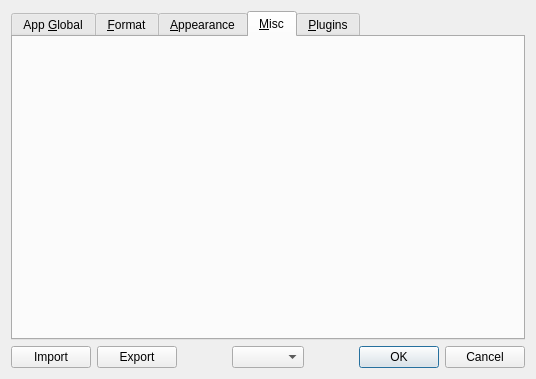
Before: the Qt Designer form app/gui/settings_dialog.ui in Kolcha/DigitalClock5, drawn with Qt 5.
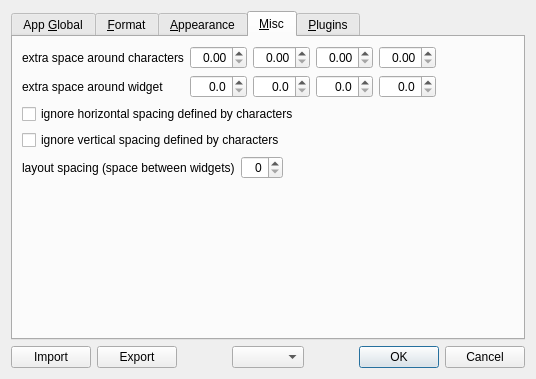
After: the same form once the commit is applied. The open tabs and pages were chosen to show the change. Icons and pictures are not drawn.

What changed in the file:
```diff
--- a/app/gui/settings_dialog.ui
+++ b/app/gui/settings_dialog.ui
@@ -994,6 +994,242 @@
       <attribute name="title">
        <string>&amp;Misc</string>
       </attribute>
+      <layout class="QGridLayout" name="misc_layout">
+       <item row="0" column="0">
+        <widget class="QLabel" name="margins_char_lbl">
+         <property name="text">
+          <string>extra space around characters</string>
+         </property>
+        </widget>
+       </item>
+       <item row="0" column="1">
+        <widget class="QDoubleSpinBox" name="m_char_l">
+         <property name="toolTip">
+          <string>left</string>
+         </property>
+         <property name="alignment">
+          <set>Qt::AlignmentFlag::AlignRight|Qt::AlignmentFlag::AlignTrailing|Qt::AlignmentFlag::AlignVCenter</set>
+         </property>
+         <property name="maximum">
+          <double>32.000000000000000</double>
+         </property>
+         <property name="singleStep">
+          <double>0.050000000000000</double>
+         </property>
+        </widget>
+       </item>
+       <item row="0" column="2">
+        <widget class="QDoubleSpinBox" name="m_char_t">
+         <property name="toolTip">
+          <string>top</string>
+         </property>
+         <property name="alignment">
+          <set>Qt::AlignmentFlag::AlignRight|Qt::AlignmentFlag::AlignTrailing|Qt::AlignmentFlag::AlignVCenter</set>
+         </property>
+         <property name="maximum">
+          <double>32.000000000000000</double>
+         </property>
+         <property name="singleStep">
+          <double>0.050000000000000</double>
+         </property>
+        </widget>
+       </item>
+       <item row="0" column="3">
+        <widget class="QDoubleSpinBox" name="m_char_r">
+         <property name="toolTip">
+          <string>right</string>
+         </property>
+         <property name="alignment">
+          <set>Qt::AlignmentFlag::AlignRight|Qt::AlignmentFlag::AlignTrailing|Qt::AlignmentFlag::AlignVCenter</set>
+         </property>
+         <property name="maximum">
+          <double>32.000000000000000</double>
+         </property>
+         <property name="singleStep">
+          <double>0.050000000000000</double>
+         </property>
+        </widget>
+       </item>
+       <item row="0" column="4">
+        <widget class="QDoubleSpinBox" name="m_char_b">
+         <property name="toolTip">
+          <string>bottom</string>
+         </property>
+         <property name="alignment">
+          <set>Qt::AlignmentFlag::AlignRight|Qt::AlignmentFlag::AlignTrailing|Qt::AlignmentFlag::AlignVCenter</set>
+         </property>
+         <property name="maximum">
+          <double>32.000000000000000</double>
+         </property>
+         <property name="singleStep">
+          <double>0.050000000000000</double>
+         </property>
+        </widget>
+       </item>
+       <item row="0" column="5">
+        <spacer name="horizontalSpacer_7">
+         <property name="orientation">
+          <enum>Qt::Orientation::Horizontal</enum>
+         </property>
+         <property name="sizeHint" stdset="0">
+          <size>
+           <width>66</width>
+           <height>20</height>
+          </size>
+         </property>
+        </spacer>
+       </item>
+       <item row="1" column="0">
+        <widget class="QLabel" name="margins_text_lbl">
+         <property name="text">
+          <string>extra space around widget</string>
+         </property>
+        </widget>
+       </item>
+       <item row="1" column="1">
+        <widget class="QDoubleSpinBox" name="m_text_l">
+         <property name="toolTip">
+          <string>left</string>
+         </property>
+         <property name="alignment">
+          <set>Qt::AlignmentFlag::AlignRight|Qt::AlignmentFlag::AlignTrailing|Qt::AlignmentFlag::AlignVCenter</set>
+         </property>
+         <property name="decimals">
+          <number>1</number>
+         </property>
+         <property name="maximum">
+          <double>128.000000000000000</double>
+         </property>
+         <property name="singleStep">
+          <double>0.100000000000000</double>
+         </property>
+        </widget>
+       </item>
+       <item row="1" column="2">
+        <widget class="QDoubleSpinBox" name="m_text_t">
+         <property name="toolTip">
+          <string>top</string>
+         </property>
+         <property name="alignment">
+          <set>Qt::AlignmentFlag::AlignRight|Qt::AlignmentFlag::AlignTrailing|Qt::AlignmentFlag::AlignVCenter</set>
+         </property>
+         <property name="decimals">
+          <number>1</number>
+         </property>
+         <property name="maximum">
+          <double>128.000000000000000</double>
+         </property>
+         <property name="singleStep">
+          <double>0.100000000000000</double>
+         </property>
+        </widget>
+       </item>
+       <item row="1" column="3">
+        <widget class="QDoubleSpinBox" name="m_text_r">
+         <property name="toolTip">
+          <string>right</string>
+         </property>
+         <property name="alignment">
+          <set>Qt::AlignmentFlag::AlignRight|Qt::AlignmentFlag::AlignTrailing|Qt::AlignmentFlag::AlignVCenter</set>
+         </property>
+         <property name="decimals">
+          <number>1</number>
+         </property>
+         <property name="maximum">
+          <double>128.000000000000000</double>
+         </property>
+         <property name="singleStep">
+          <double>0.100000000000000</double>
+         </property>
+        </widget>
+       </item>
+       <item row="1" column="4">
+        <widget class="QDoubleSpinBox" name="m_text_b">
+         <property name="toolTip">
+          <string>bottom</string>
+         </property>
+         <property name="alignment">
+          <set>Qt::AlignmentFlag::AlignRight|Qt::AlignmentFlag::AlignTrailing|Qt::AlignmentFlag::AlignVCenter</set>
+         </property>
+         <property name="decimals">
+          <number>1</number>
+         </property>
+         <property name="maximum">
+          <double>128.000000000000000</double>
+         </property>
+         <property name="singleStep">
+          <double>0.100000000000000</double>
+         </property>
+        </widget>
+       </item>
+       <item row="2" column="0" colspan="5">
+        <widget class="QCheckBox" name="ignore_ax">
+         <property name="text">
+          <string>ignore horizontal spacing defined by characters</string>
+         </property>
+        </widget>
+       </item>
+       <item row="3" column="0" colspan="5">
+        <widget class="QCheckBox" name="ignore_ay">
+         <property name="text">
+          <string>ignore vertical spacing defined by characters</string>
+         </property>
+        </widget>
+       </item>
+       <item row="4" column="0" colspan="5">
+        <layout class="QHBoxLayout" name="layout_spacing_layout">
+         <item>
+          <widget class="QLabel" name="layout_spacing_lbl">
+           <property name="text">
+            <string>layout spacing (space between widgets)</string>
+           </property>
+          </widget>
+         </item>
+         <item>
+          <widget class="QSpinBox" name="layout_spacing_edit">
+           <property name="minimumSize">
+            <size>
+             <width>42</width>
+             <height>0</height>
+            </size>
+           </property>
+           <property name="alignment">
+            <set>Qt::AlignmentFlag::AlignRight|Qt::AlignmentFlag::AlignTrailing|Qt::AlignmentFlag::AlignVCenter</set>
+           </property>
+           <property name="maximum">
+            <number>16</number>
+           </property>
+          </widget>
+         </item>
+         <item>
+          <spacer name="horizontalSpacer_6">
+           <property name="orientation">
+            <enum>Qt::Orientation::Horizontal</enum>
+           </property>
+           <property name="sizeHint" stdset="0">
+            <size>
+             <width>40</width>
+             <height>20</height>
+            </size>
+           </property>
+          </spacer>
+         </item>
+        </layout>
+       </item>
+       <item row="5" column="1">
+        <spacer name="verticalSpacer_3">
+         <property name="orientation">
+          <enum>Qt::Orientation::Vertical</enum>
+         </property>
+         <property name="sizeHint" stdset="0">
+          <size>
+           <width>20</width>
+           <height>124</height>
+          </size>
+         </property>
+        </spacer>
+       </item>
+      </layout>
      </widget>
      <widget class="QWidget" name="plugins_tab">
       <attribute name="title">
```
